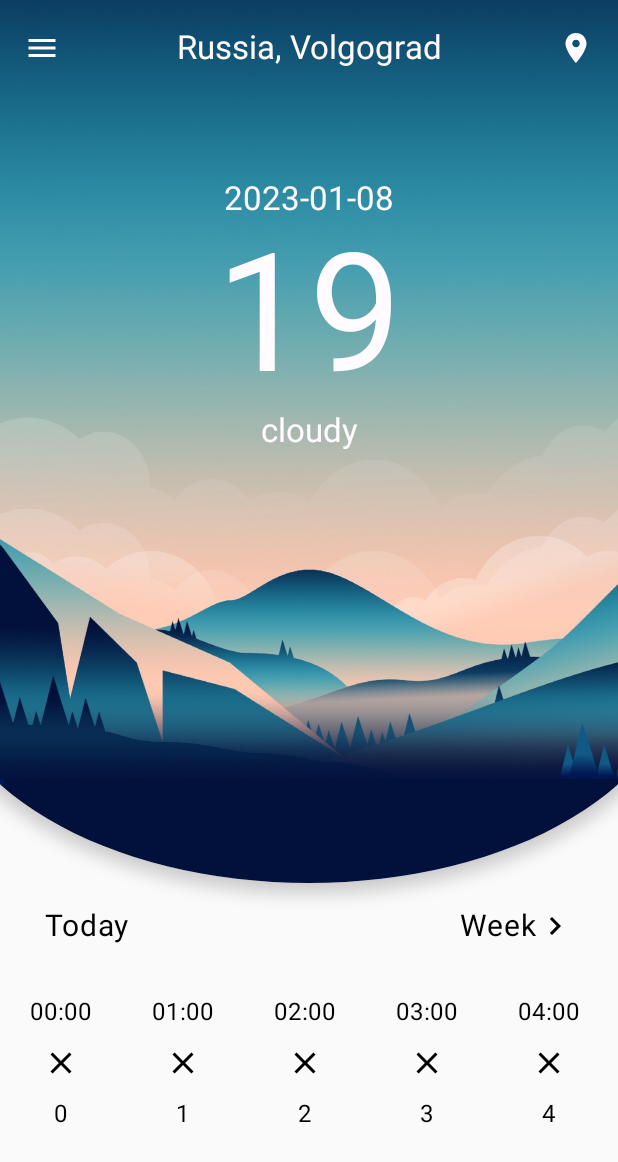
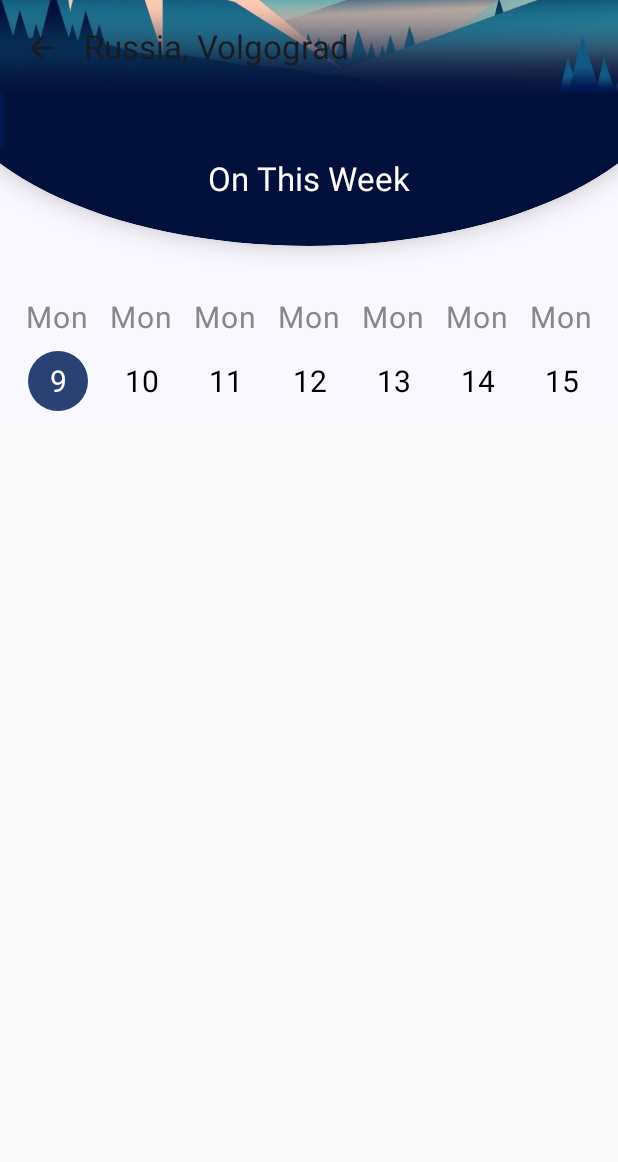
Before and after one commit to dmitLu99/ComposeWeatherApp, an Android app built with Jetpack Compose: the screen it shows after launch (MainActivity), after a tap on "Week", on a phone screen of 412 x 824 dp. Shown: the top 1162 px of the screen. Run offline under Robolectric (Android 15) with nearby library versions, the phone set to English and light mode, and no system bars; our stand-ins replace accompanist.

Commit message:
добавлена навигация

```diff
--- a/app/build.gradle.kts
+++ b/app/build.gradle.kts
@@ -52,6 +52,7 @@ dependencies {
     implementation("androidx.lifecycle:lifecycle-runtime-ktx:2.5.1")
     implementation("androidx.activity:activity-compose:1.6.1")
     implementation("com.google.accompanist:accompanist-systemuicontroller:0.28.0")
+    implementation("androidx.navigation:navigation-compose:2.5.3")
 
     val composeVersion  = "1.2.1"
 
--- a/app/src/main/java/com/dmitLugg/weatherapp/app/ui/activity/MainActivity.kt
+++ b/app/src/main/java/com/dmitLugg/weatherapp/app/ui/activity/MainActivity.kt
@@ -4,14 +4,16 @@ import android.os.Bundle
 import androidx.activity.ComponentActivity
 import androidx.activity.compose.setContent
 import androidx.compose.material3.MaterialTheme
-import com.dmitLugg.weatherapp.feature_main_screen.ui.screen.MainScreen
+import com.dmitLugg.weatherapp.app.ui.composable.AppNavHost
 
 class MainActivity : ComponentActivity() {
     override fun onCreate(savedInstanceState: Bundle?) {
         super.onCreate(savedInstanceState)
+
         setContent {
             MaterialTheme {
-                MainScreen()
+                AppNavHost()
+
             }
         }
     }
--- /dev/null
+++ b/app/src/main/java/com/dmitLugg/weatherapp/app/ui/composable/AppNavHost.kt
@@ -0,0 +1,36 @@
+package com.dmitLugg.weatherapp.app.ui.composable
+
+import android.util.Log
+import androidx.compose.runtime.Composable
+import androidx.navigation.NavHostController
+import androidx.navigation.compose.NavHost
+import androidx.navigation.compose.composable
+import androidx.navigation.compose.rememberNavController
+import com.dmitLugg.weatherapp.core.Config.DAILY_WEATHER_SCREEN
+import com.dmitLugg.weatherapp.core.Config.MAIN_SCREEN
+import com.dmitLugg.weatherapp.core.Config.UI_LOGGER
+import com.dmitLugg.weatherapp.feature_daily_weather.ui.screen.DailyWeatherScreen
+import com.dmitLugg.weatherapp.feature_main_screen.ui.screen.MainScreen
+
+@Composable
+fun AppNavHost(
+    navController: NavHostController = rememberNavController(),
+    startDestination: String = MAIN_SCREEN
+) {
+    NavHost(navController = navController, startDestination = startDestination) {
+        composable(MAIN_SCREEN) {
+            MainScreen(onNavigateToDailyWeather = {
+                navController.navigate(
+                    DAILY_WEATHER_SCREEN
+                )
+            })
+        }
+        composable(DAILY_WEATHER_SCREEN) {
+            DailyWeatherScreen(
+                onNavigateBack = {
+                    navController.popBackStack()
+                }
+            )
+        }
+    }
+}
--- a/app/src/main/java/com/dmitLugg/weatherapp/core/Config.kt
+++ b/app/src/main/java/com/dmitLugg/weatherapp/core/Config.kt
@@ -1,5 +1,11 @@
 package com.dmitLugg.weatherapp.core
 
 object Config {
+
+    // Log
     const val UI_LOGGER = "UILogger"
+
+    // Navigation
+    const val MAIN_SCREEN = "mainScreen"
+    const val DAILY_WEATHER_SCREEN = "dailyWeatherScreen"
 }
--- a/app/src/main/java/com/dmitLugg/weatherapp/feature_daily_weather/ui/screen/DailyWeatherScreen.kt
+++ b/app/src/main/java/com/dmitLugg/weatherapp/feature_daily_weather/ui/screen/DailyWeatherScreen.kt
@@ -22,6 +22,7 @@ import androidx.compose.ui.draw.clip
 import androidx.compose.ui.draw.paint
 import androidx.compose.ui.draw.shadow
 import androidx.compose.ui.graphics.Color
+import androidx.compose.ui.graphics.RectangleShape
 import androidx.compose.ui.graphics.painter.BrushPainter
 import androidx.compose.ui.layout.ContentScale
 import androidx.compose.ui.res.painterResource
@@ -42,78 +43,63 @@ import com.dmitLugg.weatherapp.feature_main_screen.ui.models.Date
 import com.dmitLugg.weatherapp.feature_main_screen.ui.models.Location
 
 @[Preview(showBackground = true) Composable]
-fun DailyWeatherScreen() {
+fun DailyWeatherScreen(onNavigateBack: () -> Unit = {}) {
     ComposeWeatherAppTheme {
         Column(modifier = Modifier.fillMaxSize()) {
 
-            Column {
-
-
-                Box(
-//                    shape = HeaderShape(),
+            Column(modifier = Modifier.background(MaterialTheme.colorScheme.background)) {
+                Surface(
                     modifier = Modifier
                         .fillMaxWidth()
-                        .height(220.dp)
-                    //shadowElevation = 26.dp
+                        .height(180.dp)
+                        .clip(shape = RectangleShape)
+                        .padding(bottom = 16.dp), shadowElevation = 10.dp,
+                    shape = HeaderShape()
                 ) {
                     Image(
                         modifier = Modifier
-                            .clip(shape = HeaderShape())
-                            .padding(bottom = 30.dp)
-                            .shadow(12.dp, shape = HeaderShape(), clip = true)
-                            .padding(bottom = 16.dp)
+                            .background(Color.Transparent)
                             .clip(shape = HeaderShape()),
-
                         painter = painterResource(id = R.drawable.main_bg7_header_4),
                         contentDescription = null,
                         contentScale = ContentScale.Crop,
-                        alpha = 1f
                     )
+                    Column(verticalArrangement = Arrangement.SpaceBetween) {
+                        AppBar(Location("Russia", "Volgograd"), onNavigateBack = onNavigateBack)
+                        Spacer(modifier = Modifier.height(20.dp))
+                        Header()
+                        Spacer(modifier = Modifier.height(20.dp))
 
-
-
-                    Column(verticalArrangement = Arrangement.SpaceBetween) {
-                        AppBar(Location("Russia", "Volgograd"))
+                    }
+                }
                 Spacer(
                     modifier = Modifier
                         .height(20.dp)
                         .fillMaxWidth()
                 )
-                        Header()
-                    }
-
-
-                }
-
                 Calendar(days = List(size = 7) { index ->
                     Date(
-                        dayOfWeek = "Mon",
-                        dayOfMonth = "${9 + index}"
+                        dayOfWeek = "Mon", dayOfMonth = "${9 + index}"
                     )
                 })
             }
 
             DailyWeather()
-
-
         }
-
     }
 }
 
 @OptIn(ExperimentalMaterial3Api::class)
 @Composable
-fun AppBar(location: Location) {
-    TopAppBar(
-        title = {
+fun AppBar(location: Location, onNavigateBack: () -> Unit) {
+    TopAppBar(title = {
         Text(
             text = location.country + ", " + location.city,
             modifier = Modifier.fillMaxWidth(),
             textAlign = TextAlign.Start
         )
-        },
-        navigationIcon = {
-            IconButton(onClick = { /*TODO*/ }) {
+    }, navigationIcon = {
+        IconButton(onClick = onNavigateBack) {
             Icon(
                 imageVector = Icons.Filled.ArrowBack,
                 contentDescription = null,
@@ -121,17 +107,14 @@ fun AppBar(location: Location) {
             )
         }
 
-        },
-        colors = TopAppBarDefaults.topAppBarColors(containerColor = Color.Transparent)
+    }, colors = TopAppBarDefaults.topAppBarColors(containerColor = Color.Transparent)
     )
 }
 
 @Composable
 fun Header() {
     Box(
-        modifier = Modifier
-            .fillMaxWidth(),
-        contentAlignment = Alignment.Center
+        modifier = Modifier.fillMaxWidth(), contentAlignment = Alignment.Center
     ) {
 
         ComposeWeatherAppTheme(darkTheme = true, dynamicColor = false) {
@@ -175,12 +158,10 @@ fun Calendar(days: List<Date>) {
                                 } else Color.Transparent
                             )
                             .clickable(
-                                interactionSource = interactionSource,
-                                indication = null
+                                interactionSource = interactionSource, indication = null
                             ) {
                                 clicked.value = number
-                            },
-                        contentAlignment = Alignment.Center
+                            }, contentAlignment = Alignment.Center
                     ) {
                         Text(
                             text = days[number].dayOfMonth,
--- a/app/src/main/java/com/dmitLugg/weatherapp/feature_main_screen/ui/composable/HourlyWeather.kt
+++ b/app/src/main/java/com/dmitLugg/weatherapp/feature_main_screen/ui/composable/HourlyWeather.kt
@@ -20,7 +20,7 @@ import androidx.compose.ui.unit.sp
 import com.dmitLugg.weatherapp.feature_main_screen.ui.models.HourlyWeather
 
 @Composable
-fun HourlyWeather(hourlyWeatherList: List<HourlyWeather>) {
+fun HourlyWeather(hourlyWeatherList: List<HourlyWeather>, onNavigateToDailyWeather: () -> Unit) {
     val interactionSource = remember { MutableInteractionSource() }
 
     Box(modifier = Modifier.fillMaxHeight()) {
@@ -41,10 +41,14 @@ fun HourlyWeather(hourlyWeatherList: List<HourlyWeather>) {
                 }
                 Column(modifier = Modifier.weight(1f), horizontalAlignment = Alignment.End) {
 
-                    Row(modifier = Modifier.clickable(
-                        interactionSource = interactionSource,
-                        indication = rememberRipple(bounded = false)
-                    ) { }, verticalAlignment = Alignment.CenterVertically) {
+                    Row(
+                        modifier = Modifier.clickable(
+                            interactionSource = interactionSource,
+                            indication = rememberRipple(bounded = false),
+                            onClick = onNavigateToDailyWeather
+                        ),
+                        verticalAlignment = Alignment.CenterVertically
+                    ) {
                         Text(text = "Week", fontSize = 20.sp)
                         Icon(
                             imageVector = Icons.Filled.KeyboardArrowRight,
--- a/app/src/main/java/com/dmitLugg/weatherapp/feature_main_screen/ui/screen/MainScreen.kt
+++ b/app/src/main/java/com/dmitLugg/weatherapp/feature_main_screen/ui/screen/MainScreen.kt
@@ -28,7 +28,7 @@ import java.time.LocalDate
 import java.time.LocalTime
 
 @[Preview(showBackground = true) Composable]
-fun MainScreen() {
+fun MainScreen(onNavigateToDailyWeather: () -> Unit = {}) {
 
     var offset by remember { mutableStateOf(0f) }
     Column(
@@ -76,17 +76,16 @@ fun MainScreen() {
             }
 
         }
-
-
-
         Box(
             modifier = Modifier
                 .fillMaxWidth()
                 .weight(2f, fill = false), contentAlignment = Alignment.Center
         ) {
-            HourlyWeather(hourlyWeatherList = List(size = 23) { index ->
-                HourlyWeather(time = LocalTime.of(index, 0).toString(), "", index.toString())
-            })
+            HourlyWeather(
+                onNavigateToDailyWeather = onNavigateToDailyWeather,
+                hourlyWeatherList = List(size = 23) { index ->
+                    HourlyWeather(time = LocalTime.of(index, 0).toString(), "", index.toString())
+                })
         }
 
     }
```
Also changed, not shown: app/src/main/java/com/dmitLugg/weatherapp/feature_daily_weather/shapes/HeaderShape.kt (+5 -5 lines). Lines whose indentation alone changed are shown as unchanged.
